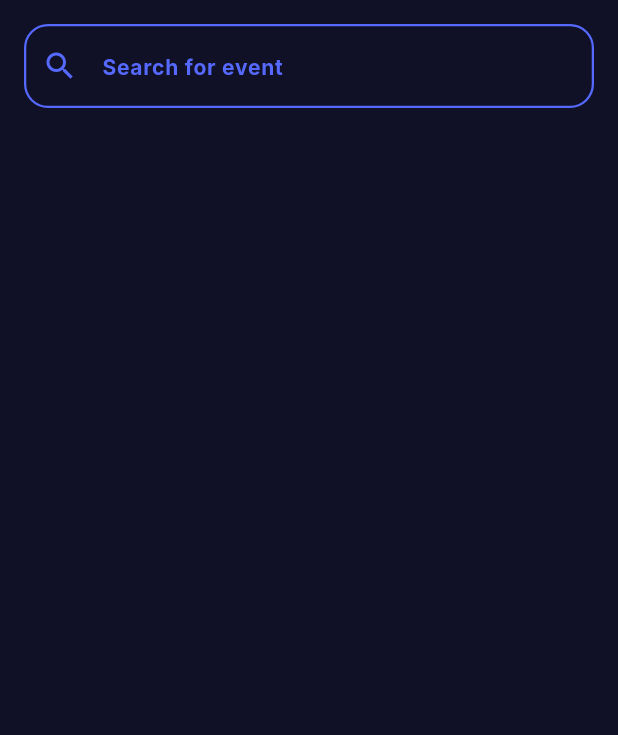
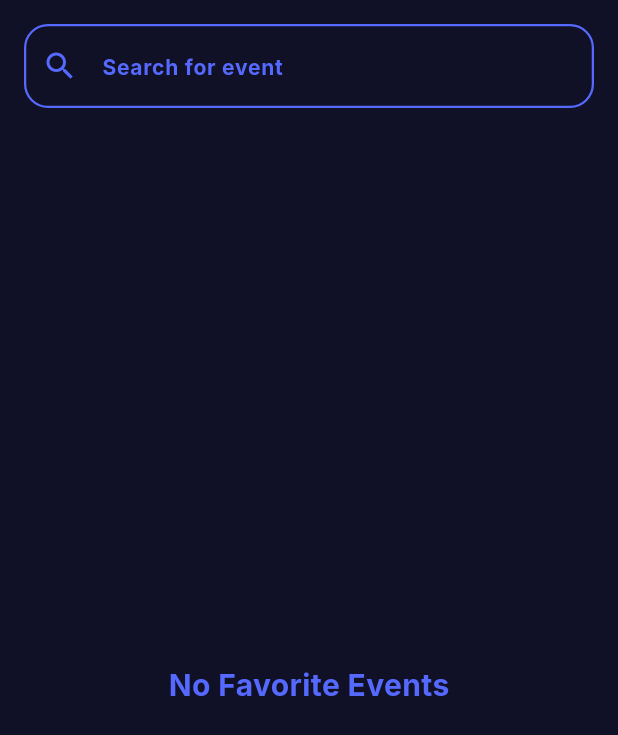
Before and after one commit to oreWaOsama/evently_app, a Flutter app: the FaviorteTab screen opened directly, on a phone screen of 412 x 824 dp. Shown: the top 735 px of the screen. Run offline on Flutter 3.47's test engine with Material 3 defaults, Android fonts, the light colour scheme and no system bars; our stand-ins replace cloud_firestore, easy_localization, firebase_core, fluttertoast, google_fonts, toggle_switch; accounts and stored records are empty.

Commit message:
faviorte logic

```diff
--- a/assets/translations/ar.json
+++ b/assets/translations/ar.json
@@ -48,7 +48,9 @@
     "re_password" : "إعادة كلمة المرور",
     "egister" : "سجل",
     "event_added_successfully" : "تم إضافة الحدث بنجاح",
-    "no_events" : "لا توجد أحداث"
+    "no_events" : "لا توجد أحداث",
+    "favorite_updated_successfully" : "تم تحديث المفضلة بنجاح",
+    "no_favorite_events" : "لا توجد أحداث مفضلة"
 
 
 }
--- a/assets/translations/en.json
+++ b/assets/translations/en.json
@@ -48,5 +48,7 @@
     "re_password" : "Re Password",
     "register" : "Register",
     "event_added_successfully" : "Event added successfully",
-    "no_events" : "No Events"
+    "no_events" : "No Events",
+    "favorite_updated_successfully" : "Favorite updated successfully",
+    "no_favorite_events" : "No Favorite Events"
 }
--- a/lib/feature/home/taps/faviorte/faviorte_tab.dart
+++ b/lib/feature/home/taps/faviorte/faviorte_tab.dart
@@ -3,18 +3,21 @@ import 'package:evently_app/core/theming/colors_manager.dart';
 import 'package:evently_app/core/theming/text_styles.dart';
 import 'package:evently_app/core/widgets/custom_text_form_field.dart';
 import 'package:evently_app/feature/home/taps/home_tab/widgets/event_card.dart';
-import 'package:evently_app/model/event.dart';
+
+import 'package:evently_app/providers/event_list_provider.dart';
 import 'package:flutter/material.dart';
+import 'package:provider/provider.dart';
 
 class FaviorteTab extends StatelessWidget {
-
   const FaviorteTab({super.key});
-
 
   @override
   Widget build(BuildContext context) {
-    List<Event> eventsList = [];
     var height = MediaQuery.of(context).size.height;
+    var eventListProvider = Provider.of<EventListProvider>(context);
+    if (eventListProvider.favoriteEventsFilteredList.isEmpty) {
+      eventListProvider.getAllFavoriteEvents();
+    }
     return Scaffold(
       body: SafeArea(
         child: Column(
@@ -33,13 +36,24 @@ class FaviorteTab extends StatelessWidget {
             ),
             SizedBox(height: height * 0.02),
             Expanded(
-              child: ListView.separated(
-                itemBuilder: (context, index) {
-                  return EventCard(event: eventsList[index]);
-                },
-                separatorBuilder: (context, index) => SizedBox(height: 8),
-                itemCount: eventsList.length,
-              ),
+              child: eventListProvider.favoriteEventsFilteredList.isEmpty
+                  ? Center(
+                      child: Text(
+                        tr('no_favorite_events'),
+                        style: TextStyles.bold20Primary,
+                      ),
+                    )
+                  : ListView.separated(
+                      itemBuilder: (context, index) {
+                        return EventCard(
+                          event: eventListProvider
+                              .favoriteEventsFilteredList[index],
+                        );
+                      },
+                      separatorBuilder: (context, index) => SizedBox(height: 8),
+                      itemCount:
+                          eventListProvider.favoriteEventsFilteredList.length,
+                    ),
             ),
           ],
         ),
```
Also changed, not shown: lib/feature/home/taps/home_tab/widgets/event_card.dart (+9 -2 lines), lib/providers/event_list_provider.dart (+42 -0 lines).
